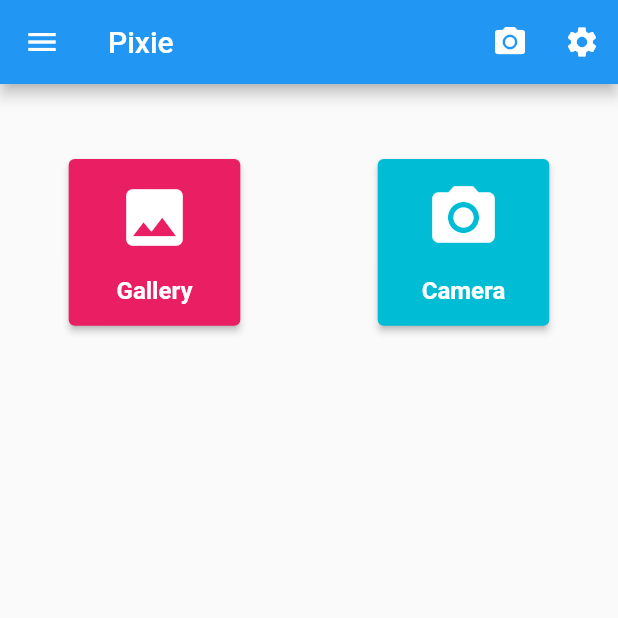
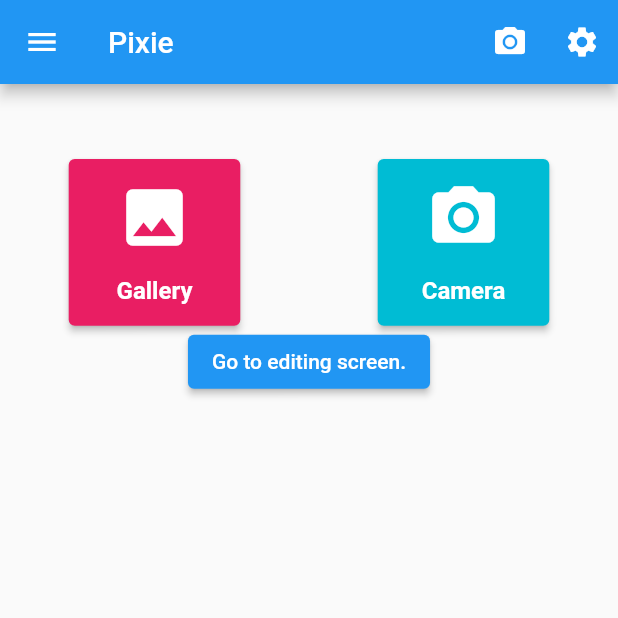
Before and after one commit to RecepBorekci/Pixie, a Flutter app: the screen it shows after launch, on a phone screen of 412 x 824 dp, the top half of it. Run offline on Flutter 3.47's test engine with Material 2 defaults, Android fonts, the phone set to English and light mode, and no system bars; our stand-ins replace image_picker.

Commit message:
Added a button to WelcomeScreen that shows the PhotoEditingScreen onPressed.

```diff
--- a/lib/screens/welcome_screen.dart
+++ b/lib/screens/welcome_screen.dart
@@ -4,6 +4,7 @@ import 'package:flutter/material.dart';
 import 'package:flutter/services.dart';
 
 import 'package:image_picker/image_picker.dart';
+import 'package:photo_editor/screens/photo_editing_screen.dart';
 
 import './settings_screen.dart';
 import '../widgets/home_buttons.dart';
@@ -58,7 +59,9 @@ class _WelcomeScreenState extends State<WelcomeScreen> {
       ),
       body: Padding(
         padding: const EdgeInsets.symmetric(vertical: 50, horizontal: 0),
-        child: Row(
+        child: Column(
+          children: [
+            Row(
               mainAxisAlignment: MainAxisAlignment.spaceAround,
               children: [
                 HomeButton(
@@ -77,6 +80,16 @@ class _WelcomeScreenState extends State<WelcomeScreen> {
                 ),
               ],
             ),
+            ElevatedButton(
+              onPressed: () {
+                Navigator.push(context, MaterialPageRoute(builder: (context) {
+                  return PhotoEditingScreen();
+                }));
+              },
+              child: Text('Go to editing screen.'),
+            )
+          ],
+        ),
       ),
     );
   }
```
Lines whose indentation alone changed are shown as unchanged.
